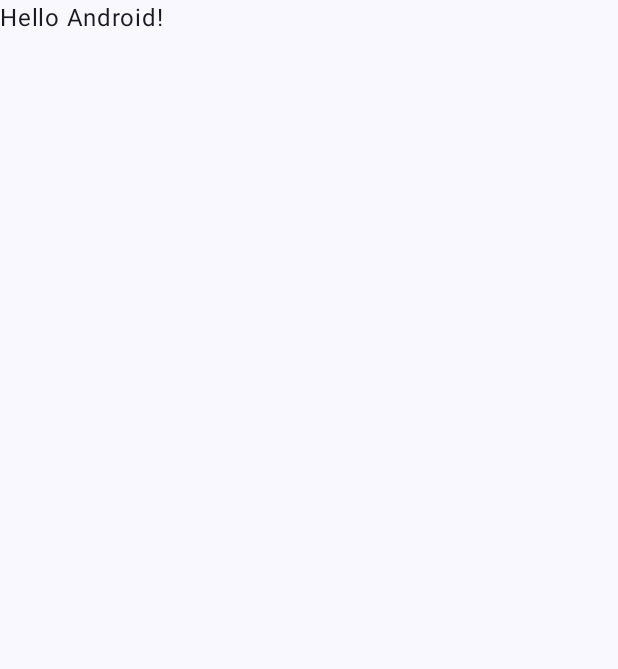
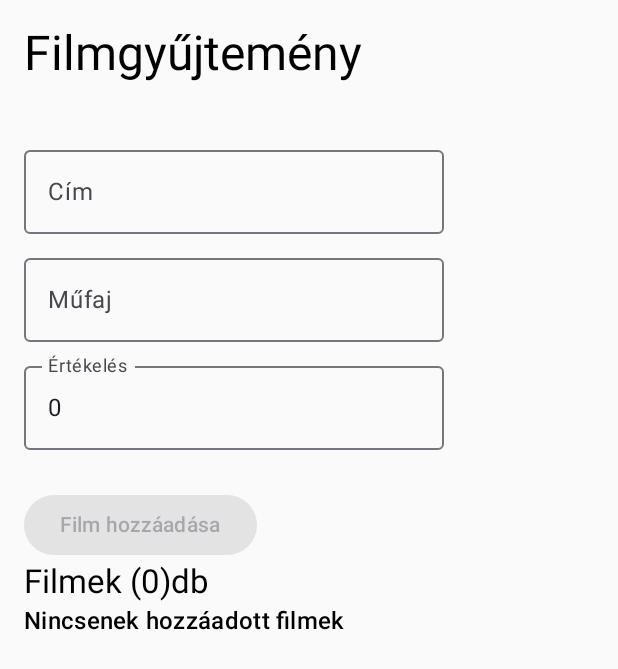
Before and after one commit to jambormate/Filmgyujtemeny, an Android app built with Jetpack Compose: the screen it shows after launch (MainActivity), on a phone screen of 412 x 824 dp. Before the commit the part shown is almost empty. Shown: the top 669 px of the screen. Run offline under Robolectric (Android 15) with nearby library versions, the phone set to English and light mode, and no system bars.

Commit message:
Szerkeztés, tölrés gomb kész

```diff
--- a/app/src/main/java/com/example/filmgyujtemeny/MainActivity.kt
+++ b/app/src/main/java/com/example/filmgyujtemeny/MainActivity.kt
@@ -4,13 +4,30 @@ import android.os.Bundle
 import androidx.activity.ComponentActivity
 import androidx.activity.compose.setContent
 import androidx.activity.enableEdgeToEdge
+import androidx.compose.foundation.layout.Arrangement
+import androidx.compose.foundation.layout.Column
+import androidx.compose.foundation.layout.Spacer
 import androidx.compose.foundation.layout.fillMaxSize
+import androidx.compose.foundation.layout.height
 import androidx.compose.foundation.layout.padding
+import androidx.compose.foundation.layout.safeDrawingPadding
+import androidx.compose.foundation.lazy.LazyColumn
+import androidx.compose.foundation.lazy.items
+import androidx.compose.material3.Button
+import androidx.compose.material3.Card
+import androidx.compose.material3.MaterialTheme
+import androidx.compose.material3.OutlinedTextField
 import androidx.compose.material3.Scaffold
 import androidx.compose.material3.Text
 import androidx.compose.runtime.Composable
+import androidx.compose.runtime.getValue
+import androidx.compose.runtime.mutableStateOf
+import androidx.compose.runtime.remember
+import androidx.compose.runtime.setValue
 import androidx.compose.ui.Modifier
+import androidx.compose.ui.platform.LocalContext
 import androidx.compose.ui.tooling.preview.Preview
+import androidx.compose.ui.unit.dp
 import com.example.filmgyujtemeny.ui.theme.FilmgyujtemenyTheme
 
 class MainActivity : ComponentActivity() {
@@ -18,30 +35,145 @@ class MainActivity : ComponentActivity() {
         super.onCreate(savedInstanceState)
         enableEdgeToEdge()
         setContent {
-            FilmgyujtemenyTheme {
-                Scaffold(modifier = Modifier.fillMaxSize()) { innerPadding ->
-                    Greeting(
-                        name = "Android",
-                        modifier = Modifier.padding(innerPadding)
-                    )
-                }
+            MaterialTheme{
+                MovieScreen()
             }
         }
     }
 }
 
 @Composable
-fun Greeting(name: String, modifier: Modifier = Modifier) {
-    Text(
-        text = "Hello $name!",
-        modifier = modifier
-    )
-}
+fun MovieScreen() {
+    val context = LocalContext.current
 
-@Preview(showBackground = true)
-@Composable
-fun GreetingPreview() {
-    FilmgyujtemenyTheme {
-        Greeting("Android")
+    val db = remember {
+        MovieDatabaseHelper(context.applicationContext)
+    }
+
+    var movies by remember {
+        mutableStateOf(db.getAllMovies())
+    }
+
+    var title by remember {
+        mutableStateOf("")
+    }
+
+    var genre by remember {
+        mutableStateOf("")
+    }
+
+    var rating by remember {
+        mutableStateOf(0)
+    }
+
+    var editingId by remember {
+        mutableStateOf<Int?>(null)
+    }
+
+    Column(
+        modifier = Modifier
+            .fillMaxSize()
+            .safeDrawingPadding()
+            .padding(16.dp)
+    ) {
+        Text(
+            text = "Filmgyűjtemény",
+            style = MaterialTheme.typography.headlineLarge,
+            modifier = Modifier.padding(bottom = 16.dp)
+        )
+        Spacer(Modifier.height(20.dp))
+
+        OutlinedTextField(
+            value = title,
+            onValueChange = { title = it },
+            label = { Text("Cím") },
+            modifier = Modifier.padding(bottom = 8.dp)
+        )
+        OutlinedTextField(
+            value = genre,
+            onValueChange = { genre = it },
+            label = { Text("Műfaj") },
+            modifier = Modifier.padding(bottom = 8.dp)
+        )
+        OutlinedTextField(
+            value = rating.toString(),
+            onValueChange = { rating = it.toIntOrNull() ?: 0 },
+            label = { Text("Értékelés") },
+            modifier = Modifier.padding(bottom = 16.dp)
+        )
+        Spacer(Modifier.height(10.dp))
+
+        Button(enabled = title.isNotBlank() && genre.isNotBlank() && rating in 1..10,
+            onClick = {
+                val selectedId = editingId
+                if (selectedId == null) {
+                    val movie = Movie(0, title, genre, rating)
+                    db.addMovie(movie)
+                } else {
+                    db.upDateMovie(
+                        Movie(selectedId, title, genre, rating)
+                    )
+                }
+                movies = db.getAllMovies()
+                title = ""
+                genre = ""
+                rating = 0
+                editingId = null
+            }) {
+            Text(if (editingId == null) "Film hozzáadása" else "Film szerkesztése")
+
+            Spacer(modifier = Modifier.height(16.dp))
+        }
+        Text(
+            text = "Filmek (${movies.size})db",
+            style = MaterialTheme.typography.titleLarge,
+        )
+        if (movies.isEmpty()){
+            Text(
+                text = "Nincsenek hozzáadott filmek",
+                style = MaterialTheme.typography.titleMedium,
+            )
+        }
+        LazyColumn(
+            verticalArrangement = Arrangement.spacedBy(16.dp)
+        ) {
+            items(movies, key = { it.id }) {
+                Card(
+                    modifier = Modifier.fillMaxSize()
+                ) {
+                    Column(
+                        modifier = Modifier.padding(16.dp)
+                    ) {
+                        Text(
+                            text = it.title,
+                            style = MaterialTheme.typography.titleMedium
+                        )
+                        Text(
+                            text = "Műfaj: ${it.genre}",
+                            style = MaterialTheme.typography.bodyMedium
+                        )
+                        Text(
+                            text = "Értékelés: ${it.rating}",
+                            style = MaterialTheme.typography.bodyMedium
+                        )
+                        Button(onClick = {
+                            editingId = it.id
+                            title = it.title
+                            genre = it.genre
+                            rating = it.rating
+                        }) {
+                            Text("Szerkesztés")
+                        }
+                        Button(onClick = {
+                            db.deleteMovie(it.id)
+                            movies = db.getAllMovies()
+                        }) {
+                            Text("Törlés")
+                        }
+                    }
+                }
+            }
+        }
+
     }
 }
--- a/app/src/main/java/com/example/filmgyujtemeny/ui/theme/MovieDatabaseHelper.kt
+++ b/app/src/main/java/com/example/filmgyujtemeny/MovieDatabaseHelper.kt
@@ -1,11 +1,9 @@
-package com.example.filmgyujtemeny.ui.theme
+package com.example.filmgyujtemeny
 
 import android.content.ContentValues
 import android.content.Context
 import android.database.sqlite.SQLiteDatabase
 import android.database.sqlite.SQLiteOpenHelper
-import androidx.annotation.Nullable
-import com.example.filmgyujtemeny.Movie
 
 class MovieDatabaseHelper(context: Context):
     SQLiteOpenHelper(context, "movies.db", null, 1){
```
